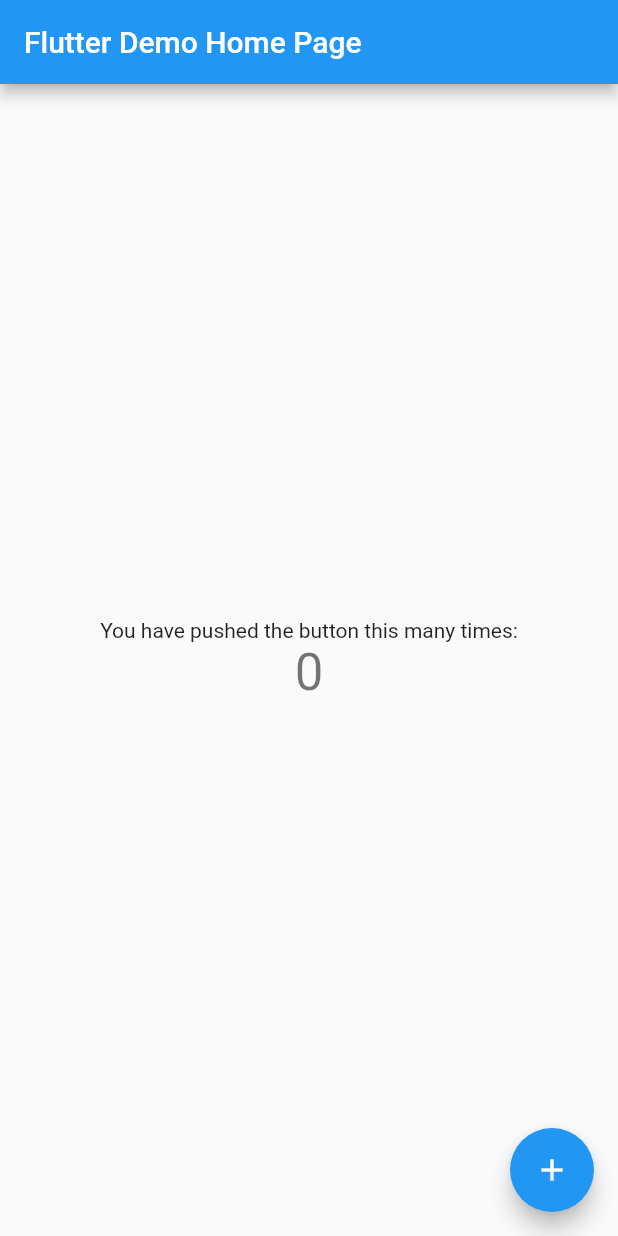
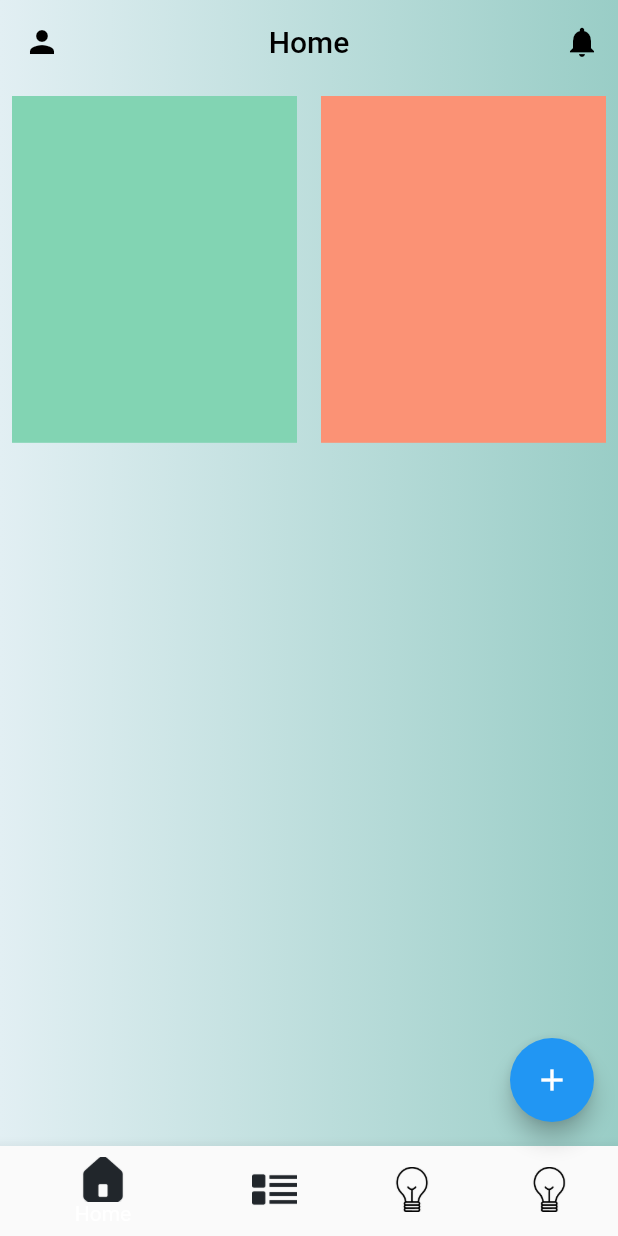
Before and after one commit to sreejagath/finekube_machinetest, a Flutter app: the screen it shows after launch, on a phone screen of 412 x 824 dp. Run offline on Flutter 3.47's test engine with Material 2 defaults, Android fonts, the light colour scheme and no system bars.

Commit message:
UI Update

```diff
--- a/lib/main.dart
+++ b/lib/main.dart
@@ -1,3 +1,4 @@
+import 'package:finekube_machinetest/view/home.dart';
 import 'package:flutter/material.dart';
 
 void main() {
@@ -7,109 +8,14 @@
 class MyApp extends StatelessWidget {
   const MyApp({Key? key}) : super(key: key);
 
-  // This widget is the root of your application.
   @override
   Widget build(BuildContext context) {
     return MaterialApp(
       title: 'Flutter Demo',
       theme: ThemeData(
-        // This is the theme of your application.
-        //
-        // Try running your application with "flutter run". You'll see the
-        // application has a blue toolbar. Then, without quitting the app, try
-        // changing the primarySwatch below to Colors.green and then invoke
-        // "hot reload" (press "r" in the console where you ran "flutter run",
-        // or simply save your changes to "hot reload" in a Flutter IDE).
-        // Notice that the counter didn't reset back to zero; the application
-        // is not restarted.
         primarySwatch: Colors.blue,
       ),
       home: const MyHomePage(title: 'Flutter Demo Home Page'),
     );
   }
 }
-
-class MyHomePage extends StatefulWidget {
-  const MyHomePage({Key? key, required this.title}) : super(key: key);
-
-  // This widget is the home page of your application. It is stateful, meaning
-  // that it has a State object (defined below) that contains fields that affect
-  // how it looks.
-
-  // This class is the configuration for the state. It holds the values (in this
-  // case the title) provided by the parent (in this case the App widget) and
-  // used by the build method of the State. Fields in a Widget subclass are
-  // always marked "final".
-
-  final String title;
-
-  @override
-  State<MyHomePage> createState() => _MyHomePageState();
-}
-
-class _MyHomePageState extends State<MyHomePage> {
-  int _counter = 0;
-
-  void _incrementCounter() {
-    setState(() {
-      // This call to setState tells the Flutter framework that something has
-      // changed in this State, which causes it to rerun the build method below
-      // so that the display can reflect the updated values. If we changed
-      // _counter without calling setState(), then the build method would not be
-      // called again, and so nothing would appear to happen.
-      _counter++;
-    });
-  }
-
-  @override
-  Widget build(BuildContext context) {
-    // This method is rerun every time setState is called, for instance as done
-    // by the _incrementCounter method above.
-    //
-    // The Flutter framework has been optimized to make rerunning build methods
-    // fast, so that you can just rebuild anything that needs updating rather
-    // than having to individually change instances of widgets.
-    return Scaffold(
-      appBar: AppBar(
-        // Here we take the value from the MyHomePage object that was created by
-        // the App.build method, and use it to set our appbar title.
-        title: Text(widget.title),
-      ),
-      body: Center(
-        // Center is a layout widget. It takes a single child and positions it
-        // in the middle of the parent.
-        child: Column(
-          // Column is also a layout widget. It takes a list of children and
-          // arranges them vertically. By default, it sizes itself to fit its
-          // children horizontally, and tries to be as tall as its parent.
-          //
-          // Invoke "debug painting" (press "p" in the console, choose the
-          // "Toggle Debug Paint" action from the Flutter Inspector in Android
-          // Studio, or the "Toggle Debug Paint" command in Visual Studio Code)
-          // to see the wireframe for each widget.
-          //
-          // Column has various properties to control how it sizes itself and
-          // how it positions its children. Here we use mainAxisAlignment to
-          // center the children vertically; the main axis here is the vertical
-          // axis because Columns are vertical (the cross axis would be
-          // horizontal).
-          mainAxisAlignment: MainAxisAlignment.center,
-          children: <Widget>[
-            const Text(
-              'You have pushed the button this many times:',
-            ),
-            Text(
-              '$_counter',
-              style: Theme.of(context).textTheme.headline4,
-            ),
-          ],
-        ),
-      ),
-      floatingActionButton: FloatingActionButton(
-        onPressed: _incrementCounter,
-        tooltip: 'Increment',
-        child: const Icon(Icons.add),
-      ), // This trailing comma makes auto-formatting nicer for build methods.
-    );
-  }
-}
--- /dev/null
+++ b/lib/view/home.dart
@@ -0,0 +1,134 @@
+import 'package:flutter/material.dart';
+
+class MyHomePage extends StatefulWidget {
+  const MyHomePage({Key? key, required this.title}) : super(key: key);
+
+  final String title;
+
+  @override
+  State<MyHomePage> createState() => _MyHomePageState();
+}
+
+class _MyHomePageState extends State<MyHomePage> {
+  int _counter = 0;
+
+  void _incrementCounter() {
+    setState(() {
+      _counter++;
+    });
+  }
+
+  @override
+  Widget build(BuildContext context) {
+    return Container(
+      decoration: const BoxDecoration(
+        gradient: LinearGradient(colors: [
+          Color(0xFFE2EFF3),
+          Color(0xFF99CDC6),
+        ], stops: [
+          0.0,
+          1.0
+        ], tileMode: TileMode.clamp),
+      ),
+      child: Scaffold(
+        backgroundColor: Colors.transparent,
+        body: CustomScrollView(
+          slivers: [
+            SliverAppBar(
+              backgroundColor: Colors.transparent,
+              centerTitle: true,
+              leading: IconButton(
+                icon: const Icon(Icons.person, color: Colors.black),
+                onPressed: () {},
+              ),
+              title: const Text(
+                'Home',
+                style: TextStyle(
+                  fontSize: 20,
+                  color: Colors.black,
+                ),
+              ),
+              actions: [
+                IconButton(
+                  icon: const Icon(Icons.notifications, color: Colors.black),
+                  onPressed: () {},
+                ),
+              ],
+            ),
+            SliverToBoxAdapter(
+              child: Stack(children: [
+                SizedBox(
+                  height: MediaQuery.of(context).size.height * 0.3,
+                  child: Row(children: [
+
+                    Expanded(
+                      child: Padding(
+                        padding: const EdgeInsets.all(8.0),
+                        child: Container(
+                          decoration: const BoxDecoration(
+                            color: Color(0xFF82D4B3)
+                          ),
+                        ),
+                      ),
+                    ),
+                    Expanded(
+                      child: Padding(
+                        padding: const EdgeInsets.all(8.0),
+                        child: Container(
+                          decoration: const BoxDecoration(
+                            color: const Color(0xFFFB9275)
+                          ),
+                        ),
+                      ),
+                    ),
+                  ]),
+                ),
+              ]),
+            )
+          ],
+        ),
+        floatingActionButton: FloatingActionButton(
+          onPressed: _incrementCounter,
+          tooltip: 'Increment',
+          child: const Icon(Icons.add),
+        ),
+        bottomNavigationBar: BottomNavigationBar(
+          items: const <BottomNavigationBarItem>[
+            BottomNavigationBarItem(
+              icon: Image(
+                image: AssetImage('assets/images/home.png'),
+                height: 30,
+                width: 30,
+              ),
+              label: 'Home',
+            ),
+            BottomNavigationBarItem(
+              icon: Image(
+                image: AssetImage('assets/images/history.png'),
+                height: 30,
+                width: 30,
+              ),
+              label: 'History',
+            ),
+            BottomNavigationBarItem(
+              icon: Image(
+                image: AssetImage('assets/images/articles.png'),
+                height: 30,
+                width: 30,
+              ),
+              label: 'Articles',
+            ),
+            BottomNavigationBarItem(
+              icon: Image(
+                image: AssetImage('assets/images/articles.png'),
+                height: 30,
+                width: 30,
+              ),
+              label: 'Articles',
+            ),
+          ],
+        ),
+      ),
+    );
+  }
+}
--- a/pubspec.yaml
+++ b/pubspec.yaml
@@ -34,6 +34,8 @@
   # The following adds the Cupertino Icons font to your application.
   # Use with the CupertinoIcons class for iOS style icons.
   cupertino_icons: ^1.0.2
+  http: ^0.13.5
+  get: ^4.6.5
 
 dev_dependencies:
   flutter_test:
@@ -58,8 +60,8 @@
   uses-material-design: true
 
   # To add assets to your application, add an assets section, like this:
-  # assets:
-  #   - images/a_dot_burr.jpeg
+  assets:
+    - assets/images/
   #   - images/a_dot_ham.jpeg
 
   # An image asset can refer to one or more resolution-specific "variants", see
```
Also changed, not shown: assets/images/articles.png (added), assets/images/bottom_left_arrow.png (added), assets/images/bottomleft_arrow.png (added), assets/images/grid.png (added), assets/images/history.png (added), assets/images/home.png (added), assets/images/notifications.png (added), assets/images/plus.png (added), assets/images/plus_2.png (added), assets/images/top_right_arrow.png (added), assets/images/topright-arrow.png (added), pubspec.lock.
